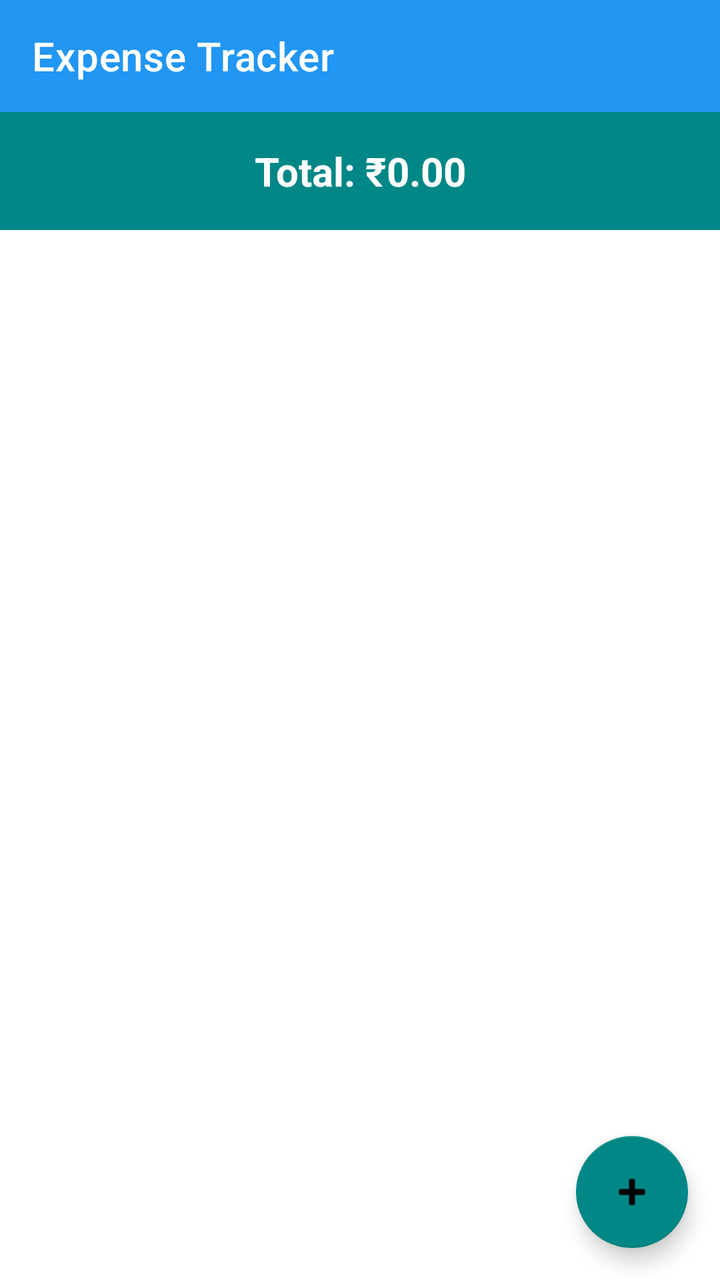
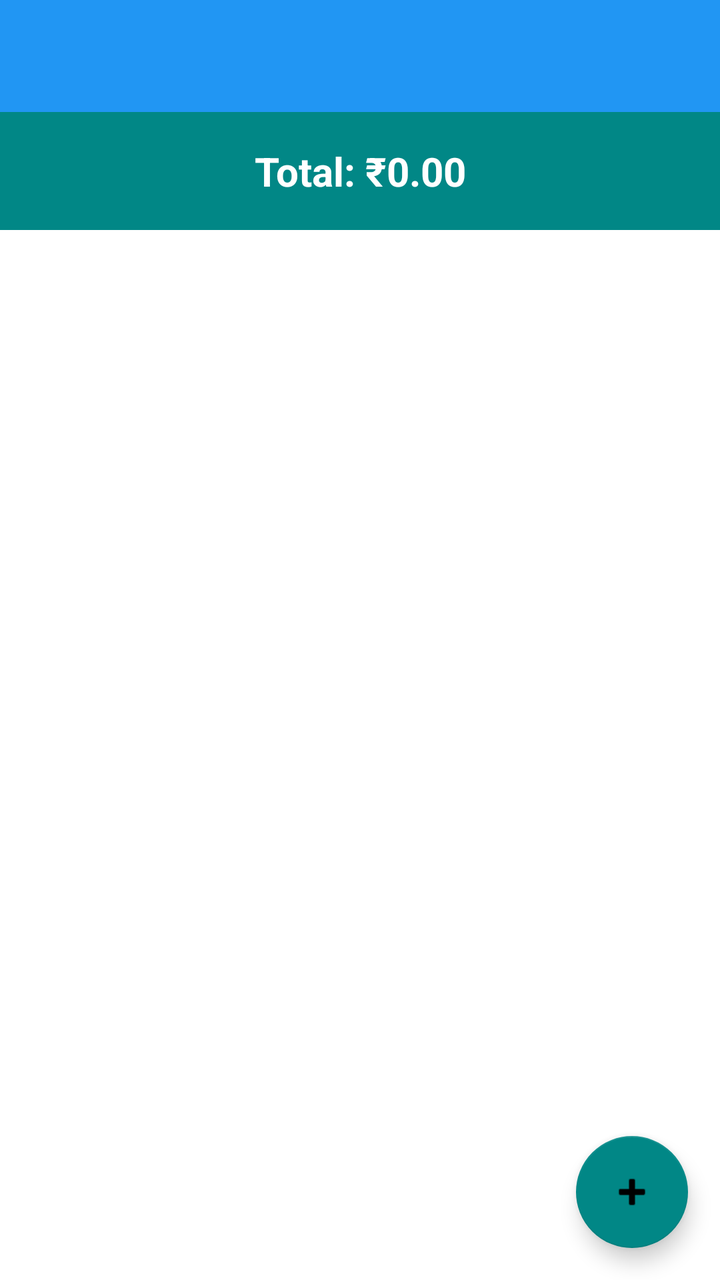

Before-and-after screenshots of an Android layout around one commit, followed by the original layout XML and the change that was made.
<!-- AndroidManifest.xml: application theme Theme.ExpenseTracker -->
<!-- res/layout/activity_main.xml -->
<?xml version="1.0" encoding="utf-8"?>
<androidx.coordinatorlayout.widget.CoordinatorLayout 
    xmlns:android="http://schemas.android.com/apk/res/android"
    xmlns:app="http://schemas.android.com/apk/res-auto"
    android:layout_width="match_parent"
    android:layout_height="match_parent">

    <LinearLayout
        android:layout_width="match_parent"
        android:layout_height="match_parent"
        android:orientation="vertical">

        <com.google.android.material.appbar.AppBarLayout
            android:layout_width="match_parent"
            android:layout_height="wrap_content">

            <androidx.appcompat.widget.Toolbar
                android:id="@+id/toolbar"
                android:layout_width="match_parent"
                android:layout_height="?attr/actionBarSize"
                android:background="?attr/colorPrimary"
                app:title="Expense Tracker"
                app:titleTextColor="@android:color/white" />

        </com.google.android.material.appbar.AppBarLayout>

        <TextView
            android:id="@+id/tvTotalAmount"
            android:layout_width="match_parent"
            android:layout_height="wrap_content"
            android:padding="16dp"
            android:text="Total: ₹0.00"
            android:textSize="20sp"
            android:textStyle="bold"
            android:background="?attr/colorSecondary"
            android:textColor="@android:color/white"
            android:gravity="center" />

        <FrameLayout
            android:layout_width="match_parent"
            android:layout_height="0dp"
            android:layout_weight="1">

            <androidx.recyclerview.widget.RecyclerView
                android:id="@+id/recyclerView"
                android:layout_width="match_parent"
                android:layout_height="match_parent"
                android:padding="8dp"
                android:clipToPadding="false" />

            <TextView
                android:id="@+id/tvEmpty"
                android:layout_width="wrap_content"
                android:layout_height="wrap_content"
                android:layout_gravity="center"
                android:text="No expenses yet\nTap + to add"
                android:textSize="18sp"
                android:textColor="@android:color/darker_gray"
                android:gravity="center"
                android:visibility="gone" />

        </FrameLayout>

    </LinearLayout>

    <com.google.android.material.floatingactionbutton.FloatingActionButton
        android:id="@+id/fabAdd"
        android:layout_width="wrap_content"
        android:layout_height="wrap_content"
        android:layout_gravity="bottom|end"
        android:layout_margin="16dp"
        android:contentDescription="Add expense"
        app:srcCompat="@android:drawable/ic_input_add" />

</androidx.coordinatorlayout.widget.CoordinatorLayout>
<!-- resources referenced by this layout -->
<resources>
  <style name="Theme.ExpenseTracker" parent="Theme.MaterialComponents.DayNight.DarkActionBar">
          <item name="colorPrimary">@color/primary</item>
          <item name="colorPrimaryDark">@color/primary_dark</item>
          <item name="colorAccent">@color/accent</item>
          <item name="colorSecondary">@color/teal_700</item>
          <item name="android:statusBarColor">@color/primary_dark</item>
      </style>
  <color name="primary">#FF2196F3</color>
  <color name="primary_dark">#FF1976D2</color>
  <color name="accent">#FFFF5722</color>
  <color name="teal_700">#FF018786</color>
</resources>

<!-- the commit's change to res/layout/activity_main.xml (unified diff, before → after) -->
@@ -19,7 +19,6 @@
                 android:layout_width="match_parent"
                 android:layout_height="?attr/actionBarSize"
                 android:background="?attr/colorPrimary"
-                app:title="Expense Tracker"
                 app:titleTextColor="@android:color/white" />
 
         </com.google.android.material.appbar.AppBarLayout>
